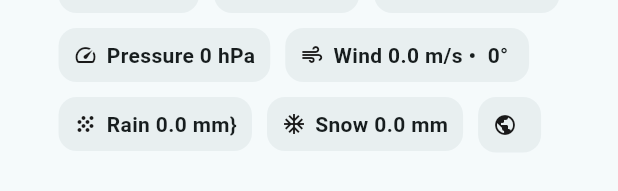
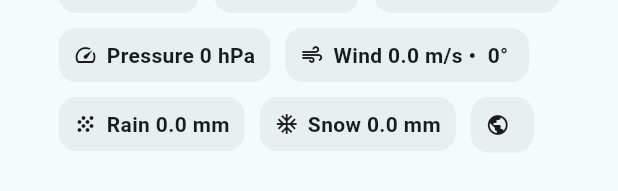
Before and after one commit to Blendi10/weather-app, a Flutter app: the WeatherSummaryCard widget shown alone on an empty page, opened directly with empty values, on a phone screen of 412 x 824 dp. Shown: the part 317-508 px from the top of the screen. Run offline on Flutter 3.47's test engine with Material 3 defaults, Android fonts, the phone set to English and light mode, and no system bars; our stand-ins replace bloc, dio, equatable, flutter_bloc, flutter_dotenv, geolocator and 2 more; accounts and stored records are empty; network calls fail.

Commit message:
Small fix

```diff
--- a/lib/features/presentation/widgets/weather_summary_card.dart
+++ b/lib/features/presentation/widgets/weather_summary_card.dart
@@ -146,7 +146,7 @@ class WeatherSummaryCard extends StatelessWidget {
                   MetricChip(
                     icon: Icons.grain,
                     label:
-                        'Rain ${w.rain?.lastHourVolume?.toStringAsFixed(1)} mm}',
+                        'Rain ${w.rain?.lastHourVolume?.toStringAsFixed(1)} mm',
                   ),
                 if (w.snow?.lastHourVolume != null)
                   MetricChip(
```
